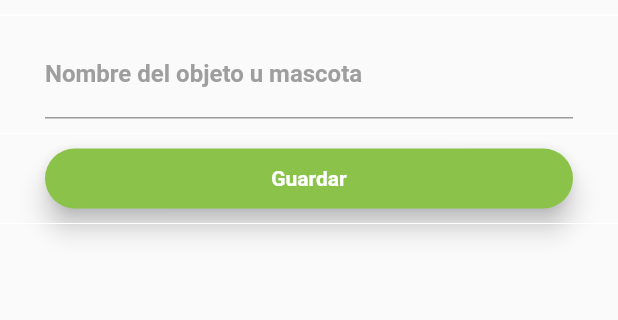
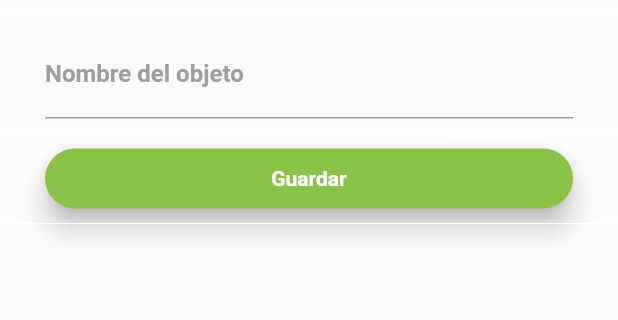
Before and after one commit to EduardoHead18/Tags_oficial, a Flutter app: the Tags screen opened by its route, on a phone screen of 412 x 824 dp, the part 84-404 px from its top. Run offline on Flutter 3.47's test engine with Material 2 defaults, Android fonts, the phone set to English and light mode, and no system bars; our stand-ins replace animate_do, dio, firebase_core, firebase_database, flutter_bluetooth_serial, fluttertoast and 1 more; missing offline and left inert: flutter_polyline_points; accounts and stored records are empty; Roboto replaces fonts that are missing (Montserrat).

Commit message:
cambios finales

```diff
--- a/tags_oficial/lib/pages/tags.dart
+++ b/tags_oficial/lib/pages/tags.dart
@@ -73,7 +73,7 @@ class _TagsState extends State<Tags> {
           //controlador del nombre
           controller: controllerNombreMascota,
           decoration: InputDecoration(
-              labelText: 'Nombre del objeto u mascota',
+              labelText: 'Nombre del objeto',
               labelStyle: TextStyle(
                   fontFamily: 'Montserrat',
                   fontWeight: FontWeight.bold,
```
